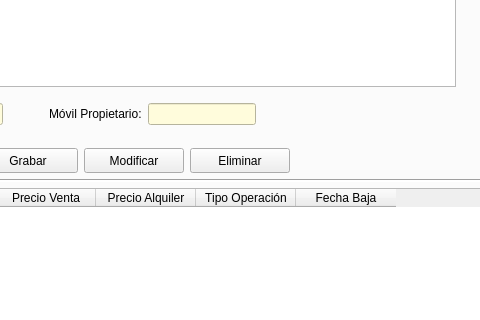
First picture: the form in templates/venPrincipal.ui, repository AmarinoLama/desarrolloInterfaces_Proyecto, before the edit; both pictures show x 545 to 1025 and y 206 to 526 of the 1358 by 841 pixel window.
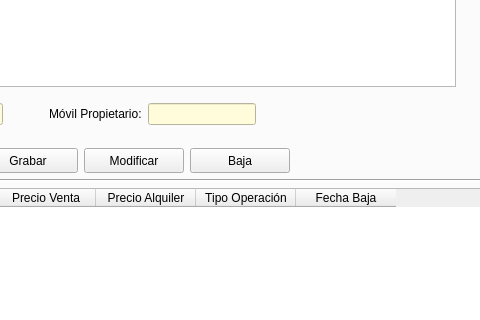
Second picture: the form after the edit. The open tabs and pages were chosen to show the change. Icons and pictures are not drawn.

Diff of the .ui file:
```diff
--- a/templates/venPrincipal.ui
+++ b/templates/venPrincipal.ui
@@ -1557,7 +1557,7 @@
              </size>
             </property>
             <property name="text">
-             <string>Eliminar</string>
+             <string>Baja</string>
             </property>
            </widget>
           </item>
```
Left out of the diff: 2 changed lines with no effect on the pictures.
